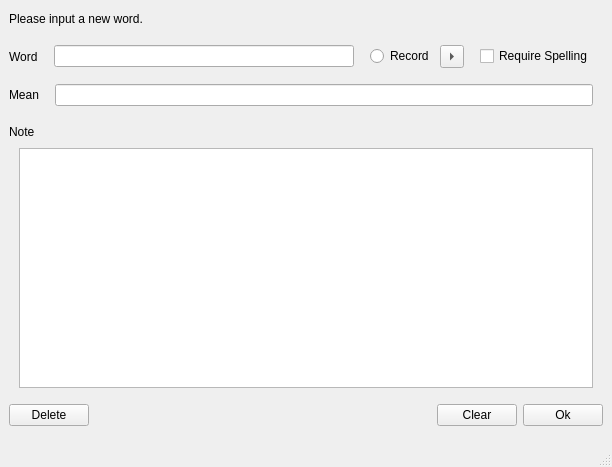
Qt form add_words_main_window.ui (codincodee/AnyWord) before a commit.
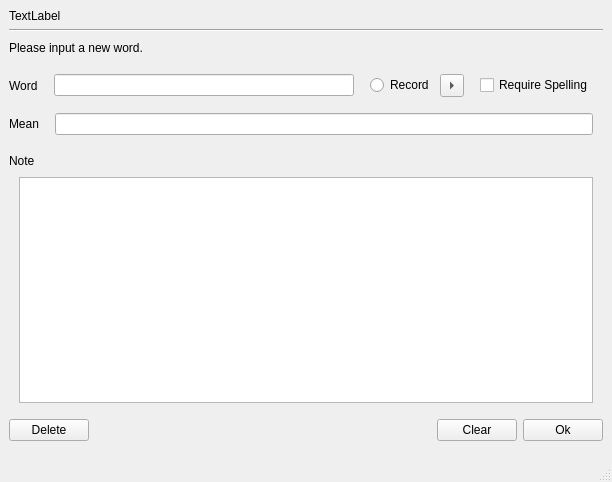
The same form after that commit.

Patch:
```diff
--- a/add_words_main_window.ui
+++ b/add_words_main_window.ui
@@ -7,7 +7,7 @@
     <x>0</x>
     <y>0</y>
     <width>555</width>
-    <height>467</height>
+    <height>482</height>
    </rect>
   </property>
   <property name="sizePolicy">
@@ -29,6 +29,24 @@
    <layout class="QGridLayout" name="gridLayout">
     <item row="0" column="0">
      <layout class="QVBoxLayout" name="verticalLayout">
+      <item>
+       <layout class="QHBoxLayout" name="horizontalLayout_7">
+        <item>
+         <widget class="QLabel" name="BookNameLabel">
+          <property name="text">
+           <string>TextLabel</string>
+          </property>
+         </widget>
+        </item>
+       </layout>
+      </item>
+      <item>
+       <widget class="Line" name="line">
+        <property name="orientation">
+         <enum>Qt::Horizontal</enum>
+        </property>
+       </widget>
+      </item>
       <item>
        <layout class="QHBoxLayout" name="horizontalLayout_6">
         <item>
```
